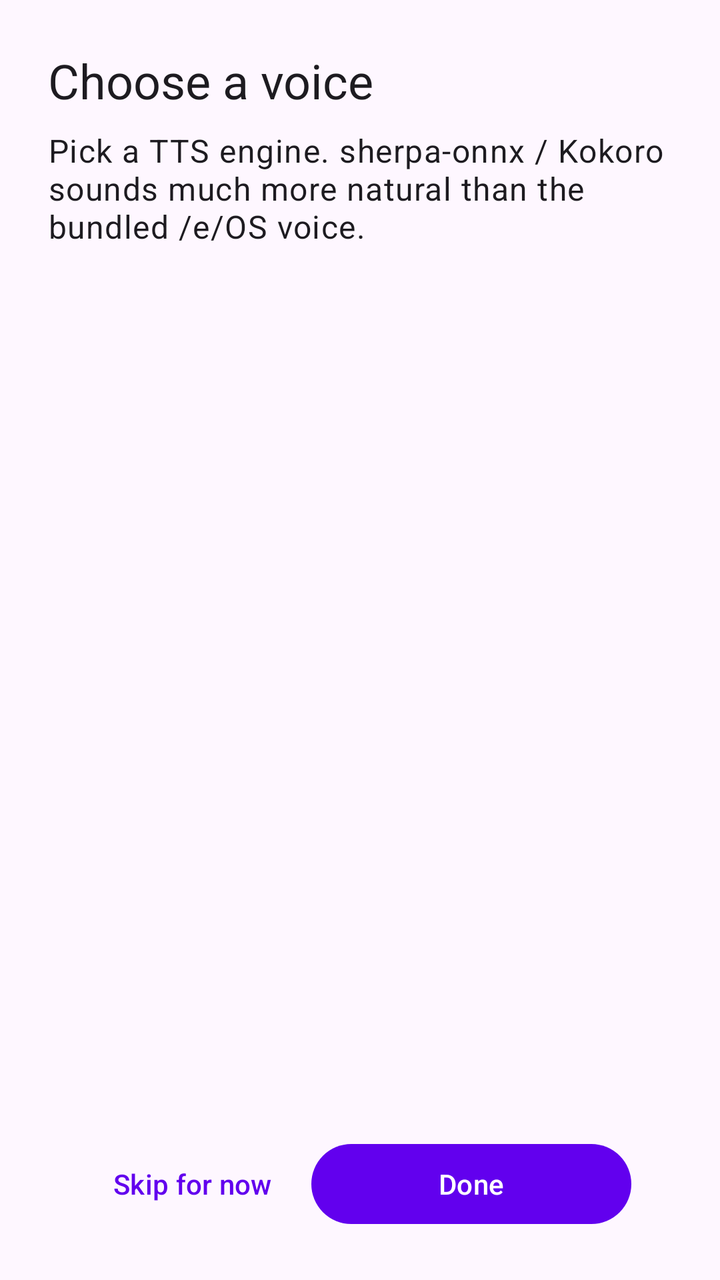
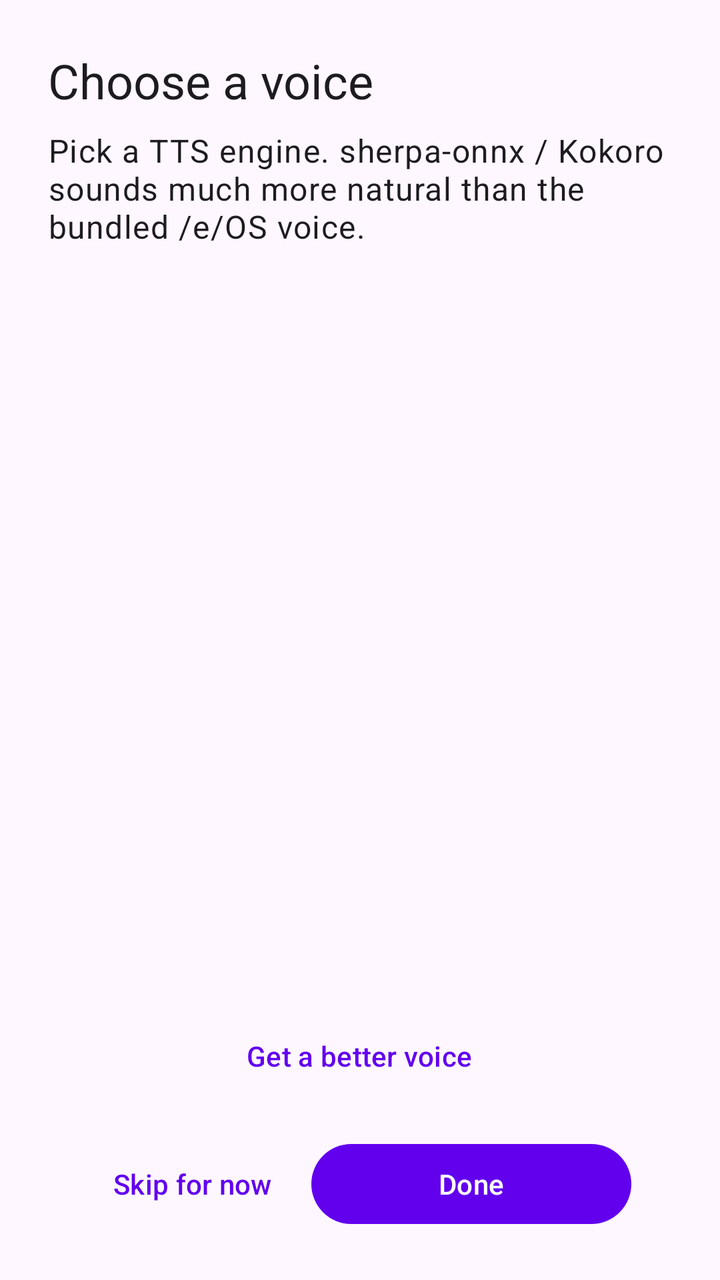

Screens rendered from an Android XML layout before and after an edit, with the pre-edit source and the edit as a unified diff.
<!-- AndroidManifest.xml: application theme Theme.Narrator -->
<!-- res/layout/activity_voice_setup.xml -->
<?xml version="1.0" encoding="utf-8"?>
<LinearLayout xmlns:android="http://schemas.android.com/apk/res/android"
    android:layout_width="match_parent"
    android:layout_height="match_parent"
    android:orientation="vertical"
    android:fitsSystemWindows="true">

    <LinearLayout
        android:layout_width="match_parent"
        android:layout_height="match_parent"
        android:orientation="vertical"
        android:padding="24dp">

        <TextView
            android:layout_width="match_parent"
            android:layout_height="wrap_content"
            android:text="@string/voice_setup_title"
            android:textAppearance="?attr/textAppearanceHeadline5" />

        <TextView
            android:layout_width="match_parent"
            android:layout_height="wrap_content"
            android:layout_marginTop="8dp"
            android:text="@string/voice_setup_intro"
            android:textAppearance="?attr/textAppearanceBody1" />

        <ScrollView
            android:layout_width="match_parent"
            android:layout_height="0dp"
            android:layout_weight="1"
            android:layout_marginTop="16dp">

            <LinearLayout
                android:id="@+id/voice_setup_engines"
                android:layout_width="match_parent"
                android:layout_height="wrap_content"
                android:orientation="vertical" />
        </ScrollView>

        <TextView
            android:id="@+id/voice_setup_no_engines"
            android:layout_width="match_parent"
            android:layout_height="wrap_content"
            android:padding="16dp"
            android:text="@string/voice_setup_no_engines"
            android:textAppearance="?attr/textAppearanceBody2"
            android:visibility="gone" />

        <LinearLayout
            android:layout_width="match_parent"
            android:layout_height="wrap_content"
            android:orientation="horizontal"
            android:gravity="center_horizontal"
            android:layout_marginTop="16dp">

            <com.google.android.material.button.MaterialButton
                android:id="@+id/voice_setup_skip"
                style="@style/Widget.Material3.Button.TextButton"
                android:layout_width="wrap_content"
                android:layout_height="wrap_content"
                android:text="@string/voice_setup_skip" />

            <com.google.android.material.button.MaterialButton
                android:id="@+id/voice_setup_done"
                android:layout_width="wrap_content"
                android:layout_height="wrap_content"
                android:layout_marginStart="8dp"
                android:minWidth="160dp"
                android:text="@string/voice_setup_done" />
        </LinearLayout>
    </LinearLayout>
</LinearLayout>
<!-- resources referenced by this layout -->
<resources>
  <string name="voice_setup_done">Done</string>
  <string name="voice_setup_intro">Pick a TTS engine. sherpa-onnx / Kokoro sounds much more natural than the bundled /e/OS voice.</string>
  <string name="voice_setup_no_engines">No TTS engines are installed on this device. Install sherpa-onnx (recommended) or RHVoice from F-Droid / App Lounge.</string>
  <string name="voice_setup_skip">Skip for now</string>
  <string name="voice_setup_title">Choose a voice</string>
  <style name="Theme.Narrator" parent="Theme.Material3.DayNight.NoActionBar">
          
          <item name="colorPrimary">@color/purple_500</item>
          <item name="colorPrimaryVariant">@color/purple_700</item>
          <item name="colorOnPrimary">@color/white</item>
          
          <item name="colorSecondary">@color/teal_200</item>
          <item name="colorSecondaryVariant">@color/teal_700</item>
          <item name="colorOnSecondary">@color/black</item>
          
          <item name="android:statusBarColor">?attr/colorPrimaryVariant</item>
          
      </style>
  <color name="purple_500">#FF6200EE</color>
  <color name="purple_700">#FF3700B3</color>
  <color name="white">#FFFFFFFF</color>
  <color name="teal_200">#FF03DAC5</color>
  <color name="teal_700">#FF018786</color>
  <color name="black">#FF000000</color>
</resources>

<!-- the commit's change to res/layout/activity_voice_setup.xml (unified diff, before → after) -->
@@ -46,6 +46,15 @@
             android:textAppearance="?attr/textAppearanceBody2"
             android:visibility="gone" />
 
+        <com.google.android.material.button.MaterialButton
+            android:id="@+id/voice_setup_get_more"
+            style="@style/Widget.Material3.Button.TextButton"
+            android:layout_width="wrap_content"
+            android:layout_height="wrap_content"
+            android:layout_gravity="center_horizontal"
+            android:layout_marginTop="4dp"
+            android:text="@string/voice_setup_get_more" />
+
         <LinearLayout
             android:layout_width="match_parent"
             android:layout_height="wrap_content"
<!-- resource entries referenced after the edit -->
@@ -1,6 +1,7 @@
 <!-- resources referenced by this layout -->
 <resources>
   <string name="voice_setup_done">Done</string>
+  <string name="voice_setup_get_more">Get a better voice</string>
   <string name="voice_setup_intro">Pick a TTS engine. sherpa-onnx / Kokoro sounds much more natural than the bundled /e/OS voice.</string>
   <string name="voice_setup_no_engines">No TTS engines are installed on this device. Install sherpa-onnx (recommended) or RHVoice from F-Droid / App Lounge.</string>
   <string name="voice_setup_skip">Skip for now</string>
